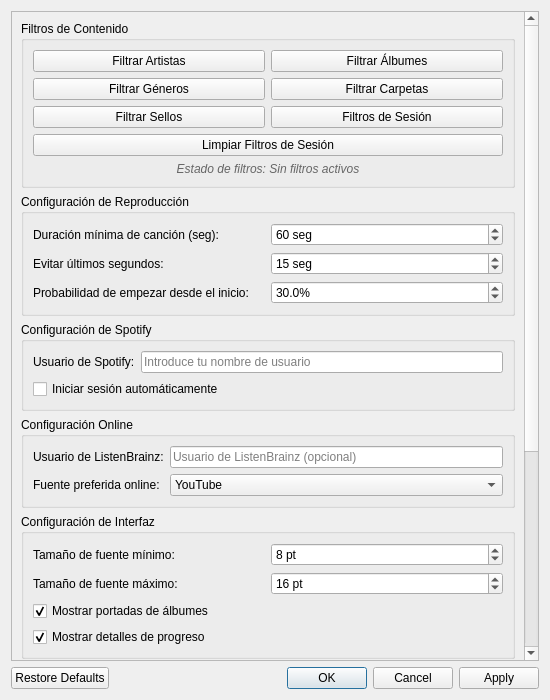
This is ui/jaangle/jaangle_advanced_settings_dialog.ui in volteret4/mfuz as Qt 5 draws it before an edit. The edited form follows.
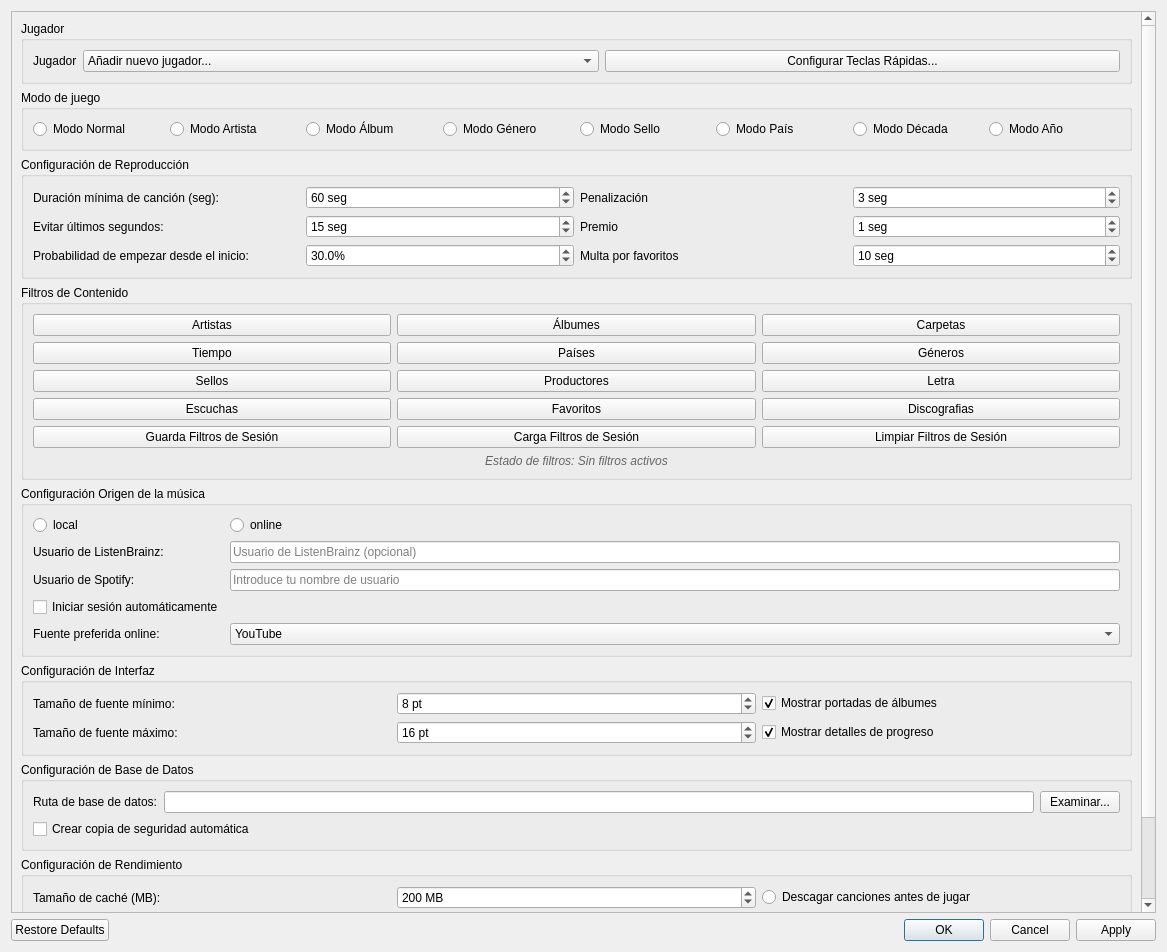
This is the edited form.

What changed in the file:
```diff
--- a/ui/jaangle/jaangle_advanced_settings_dialog.ui
+++ b/ui/jaangle/jaangle_advanced_settings_dialog.ui
@@ -6,8 +6,8 @@
    <rect>
     <x>0</x>
     <y>0</y>
-    <width>550</width>
-    <height>700</height>
+    <width>1167</width>
+    <height>952</height>
    </rect>
   </property>
   <property name="windowTitle">
@@ -27,76 +27,108 @@
        <rect>
         <x>0</x>
         <y>0</y>
-        <width>530</width>
-        <height>900</height>
+        <width>1133</width>
+        <height>1061</height>
        </rect>
       </property>
       <layout class="QVBoxLayout" name="content_layout">
        <item>
-        <widget class="QGroupBox" name="filters_group">
+        <widget class="QGroupBox" name="player_group">
          <property name="title">
-          <string>Filtros de Contenido</string>
+          <string>Jugador</string>
          </property>
-         <layout class="QGridLayout" name="filters_layout">
+         <layout class="QGridLayout" name="gridLayout">
+          <item row="0" column="1">
+           <widget class="QComboBox" name="player_comboBox">
+            <item>
+             <property name="text">
+              <string>Añadir nuevo jugador...</string>
+             </property>
+            </item>
+           </widget>
+          </item>
           <item row="0" column="0">
-           <widget class="QPushButton" name="filter_artists_btn">
+           <widget class="QLabel" name="label">
+            <property name="sizePolicy">
+             <sizepolicy hsizetype="Fixed" vsizetype="Preferred">
+              <horstretch>0</horstretch>
+              <verstretch>0</verstretch>
+             </sizepolicy>
+            </property>
             <property name="text">
-             <string>Filtrar Artistas</string>
+             <string>Jugador</string>
             </property>
            </widget>
           </item>
-          <item row="0" column="1">
-           <widget class="QPushButton" name="filter_albums_btn">
+          <item row="0" column="2">
+           <widget class="QPushButton" name="configure_hotkeys_btn">
             <property name="text">
-             <string>Filtrar Álbumes</string>
+             <string>Configurar Teclas Rápidas...</string>
             </property>
            </widget>
           </item>
-          <item row="1" column="0">
-           <widget class="QPushButton" name="filter_genres_btn">
+         </layout>
+        </widget>
+       </item>
+       <item>
+        <widget class="QGroupBox" name="modo_group">
+         <property name="title">
+          <string>Modo de juego</string>
+         </property>
+         <layout class="QGridLayout" name="gridLayout_3">
+          <item row="0" column="3">
+           <widget class="QRadioButton" name="modo_genre">
             <property name="text">
-             <string>Filtrar Géneros</string>
+             <string>Modo Género</string>
             </property>
            </widget>
           </item>
-          <item row="1" column="1">
-           <widget class="QPushButton" name="filter_folders_btn">
+          <item row="0" column="1">
+           <widget class="QRadioButton" name="modo_artista">
             <property name="text">
-             <string>Filtrar Carpetas</string>
+             <string>Modo Artista</string>
             </property>
            </widget>
           </item>
-          <item row="2" column="0">
-           <widget class="QPushButton" name="filter_sellos_btn">
+          <item row="0" column="2">
+           <widget class="QRadioButton" name="modo_album">
             <property name="text">
-             <string>Filtrar Sellos</string>
+             <string>Modo Álbum</string>
             </property>
            </widget>
           </item>
-          <item row="2" column="1">
-           <widget class="QPushButton" name="session_filters_btn">
+          <item row="0" column="7">
+           <widget class="QRadioButton" name="modo_anio">
             <property name="text">
-             <string>Filtros de Sesión</string>
+             <string>Modo Año</string>
             </property>
            </widget>
           </item>
-          <item row="3" column="0" colspan="2">
-           <widget class="QPushButton" name="clear_session_btn">
+          <item row="0" column="0">
+           <widget class="QRadioButton" name="modo_normal">
             <property name="text">
-             <string>Limpiar Filtros de Sesión</string>
+             <string>Modo Normal</string>
             </property>
            </widget>
           </item>
-          <item row="4" column="0" colspan="2">
-           <widget class="QLabel" name="session_status_label">
+          <item row="0" column="5">
+           <widget class="QRadioButton" name="modo_pais">
             <property name="text">
-             <string>Estado de filtros: Sin filtros activos</string>
+             <string>Modo País</string>
             </property>
-            <property name="alignment">
-             <set>Qt::AlignCenter</set>
+           </widget>
+          </item>
+          <item row="0" column="4">
+           <widget class="QRadioButton" name="modo_sello">
+            <property name="text">
+             <string>Modo Sello</string>
             </property>
-            <property name="styleSheet">
-             <string>color: #666; font-style: italic;</string>
+           </widget>
+          </item>
+          <item row="0" column="6">
+           <widget class="QRadioButton" name="modo_decada">
+            <property name="text">
+             <string>Modo Década</string>
             </property>
            </widget>
           </item>
@@ -109,13 +141,6 @@
           <string>Configuración de Reproducción</string>
          </property>
          <layout class="QGridLayout" name="playback_layout">
-          <item row="0" column="0">
-           <widget class="QLabel" name="min_duration_label">
-            <property name="text">
-             <string>Duración mínima de canción (seg):</string>
-            </property>
-           </widget>
-          </item>
           <item row="0" column="1">
            <widget class="QSpinBox" name="min_duration_spin">
             <property name="suffix">
@@ -132,13 +157,6 @@
             </property>
            </widget>
           </item>
-          <item row="1" column="0">
-           <widget class="QLabel" name="avoid_last_label">
-            <property name="text">
-             <string>Evitar últimos segundos:</string>
-            </property>
-           </widget>
-          </item>
           <item row="1" column="1">
            <widget class="QSpinBox" name="avoid_last_spin">
             <property name="suffix">
@@ -155,6 +173,13 @@
             </property>
            </widget>
           </item>
+          <item row="1" column="0">
+           <widget class="QLabel" name="avoid_last_label">
+            <property name="text">
+             <string>Evitar últimos segundos:</string>
+            </property>
+           </widget>
+          </item>
           <item row="2" column="0">
            <widget class="QLabel" name="beginning_chance_label">
             <property name="text">
@@ -171,66 +196,272 @@
              <number>1</number>
             </property>
             <property name="minimum">
-             <number>0</number>
+             <double>0.000000000000000</double>
             </property>
             <property name="maximum">
-             <number>100</number>
+             <double>100.000000000000000</double>
             </property>
             <property name="singleStep">
-             <number>5</number>
+             <double>5.000000000000000</double>
             </property>
             <property name="value">
-             <number>30</number>
+             <double>30.000000000000000</double>
             </property>
            </widget>
           </item>
+          <item row="0" column="2">
+           <widget class="QLabel" name="min_duration_label_3">
+            <property name="text">
+             <string>Penalización</string>
+            </property>
+           </widget>
+          </item>
+          <item row="0" column="0">
+           <widget class="QLabel" name="min_duration_label">
+            <property name="text">
+             <string>Duración mínima de canción (seg):</string>
+            </property>
+           </widget>
+          </item>
+          <item row="0" column="3">
+           <widget class="QSpinBox" name="min_penal_spin">
+            <property name="suffix">
+             <string> seg</string>
+            </property>
+            <property name="minimum">
+             <number>0</number>
+            </property>
+            <property name="maximum">
+             <number>600</number>
+            </property>
+            <property name="value">
+             <number>3</number>
+            </property>
+           </widget>
+          </item>
+          <item row="1" column="2">
+           <widget class="QLabel" name="min_duration_label_4">
+            <property name="text">
+             <string>Premio</string>
+            </property>
+           </widget>
+          </item>
+          <item row="2" column="2">
+           <widget class="QLabel" name="min_duration_label_5">
+            <property name="text">
+             <string>Multa por favoritos</string>
+            </property>
+           </widget>
+          </item>
+          <item row="1" column="3">
+           <widget class="QSpinBox" name="min_premio_spin">
+            <property name="suffix">
+             <string> seg</string>
+            </property>
+            <property name="minimum">
+             <number>0</number>
+            </property>
+            <property name="maximum">
+             <number>600</number>
+            </property>
+            <property name="value">
+             <number>1</number>
+            </property>
+           </widget>
+          </item>
+          <item row="2" column="3">
+           <widget class="QSpinBox" name="min_multa_spin">
+            <property name="suffix">
+             <string> seg</string>
+            </property>
+            <property name="minimum">
+             <number>0</number>
+            </property>
+            <property name="maximum">
+             <number>600</number>
+            </property>
+            <property name="value">
+             <number>10</number>
+            </property>
+           </widget>
+          </item>
          </layout>
         </widget>
        </item>
        <item>
-        <widget class="QGroupBox" name="spotify_group">
+        <widget class="QGroupBox" name="filters_group">
          <property name="title">
-          <string>Configuración de Spotify</string>
+          <string>Filtros de Contenido</string>
          </property>
-         <layout class="QGridLayout" name="spotify_layout">
+         <layout class="QGridLayout" name="filters_layout">
           <item row="0" column="0">
+           <widget class="QPushButton" name="filter_artists_btn">
+            <property name="text">
+             <string>Artistas</string>
+            </property>
+           </widget>
+          </item>
+          <item row="2" column="2">
+           <widget class="QPushButton" name="filter_letras_btn">
+            <property name="text">
+             <string>Letra</string>
+            </property>
+           </widget>
+          </item>
+          <item row="1" column="1">
+           <widget class="QPushButton" name="filter_countries_btn">
+            <property name="text">
+             <string>Países</string>
+            </property>
+           </widget>
+          </item>
+          <item row="6" column="0" colspan="3">
+           <widget class="QLabel" name="session_status_label">
+            <property name="styleSheet">
+             <string>color: #666; font-style: italic;</string>
+            </property>
+            <property name="text">
+             <string>Estado de filtros: Sin filtros activos</string>
+            </property>
+            <property name="alignment">
+             <set>Qt::AlignmentFlag::AlignCenter</set>
+            </property>
+           </widget>
+          </item>
+          <item row="1" column="2">
+           <widget class="QPushButton" name="filter_genres_btn">
+            <property name="text">
+             <string>Géneros</string>
+            </property>
+           </widget>
+          </item>
+          <item row="0" column="2">
+           <widget class="QPushButton" name="filter_folders_btn">
+            <property name="text">
+             <string>Carpetas</string>
+            </property>
+           </widget>
+          </item>
+          <item row="2" column="0">
+           <widget class="QPushButton" name="filter_sellos_btn">
+            <property name="text">
+             <string>Sellos</string>
+            </property>
+           </widget>
+          </item>
+          <item row="1" column="0">
+           <widget class="QPushButton" name="filter_time_btn">
+            <property name="text">
+             <string>Tiempo</string>
+            </property>
+           </widget>
+          </item>
+          <item row="2" column="1">
+           <widget class="QPushButton" name="filter_productores_btn">
+            <property name="text">
+             <string>Productores</string>
+            </property>
+           </widget>
+          </item>
+          <item row="0" column="1">
+           <widget class="QPushButton" name="filter_albums_btn">
+            <property name="text">
+             <string>Álbumes</string>
+            </property>
+           </widget>
+          </item>
+          <item row="3" column="0">
+           <widget class="QPushButton" name="filter_listens_btn">
+            <property name="text">
+             <string>Escuchas</string>
+            </property>
+           </widget>
+          </item>
+          <item row="3" column="1">
+           <widget class="QPushButton" name="filter_favs_btn">
+            <property name="text">
+             <string>Favoritos</string>
+            </property>
+           </widget>
+          </item>
+          <item row="3" column="2">
+           <widget class="QPushButton" name="filter_discogs_btn">
+            <property name="text">
+             <string>Discografias</string>
+            </property>
+           </widget>
+          </item>
+          <item row="4" column="2">
+           <widget class="QPushButton" name="clear_session_btn">
+            <property name="text">
+             <string>Limpiar Filtros de Sesión</string>
+            </property>
+           </widget>
+          </item>
+          <item row="4" column="1">
+           <widget class="QPushButton" name="session_filters_btn">
+            <property name="text">
+             <string>Carga Filtros de Sesión</string>
+            </property>
+           </widget>
+          </item>
+          <item row="4" column="0">
+           <widget class="QPushButton" name="session_save_filters_btn">
+            <property name="text">
+             <string>Guarda Filtros de Sesión</string>
+            </property>
+           </widget>
+          </item>
+         </layout>
+        </widget>
+       </item>
+       <item>
+        <widget class="QGroupBox" name="listenbrainz_group">
+         <property name="title">
+          <string>Configuración Origen de la música</string>
+         </property>
+         <layout class="QGridLayout" name="listenbrainz_layout">
+          <item row="2" column="0">
            <widget class="QLabel" name="spotify_user_label">
             <property name="text">
              <string>Usuario de Spotify:</string>
             </property>
            </widget>
           </item>
-          <item row="0" column="1">
-           <widget class="QLineEdit" name="spotify_user_edit">
-            <property name="placeholderText">
-             <string>Introduce tu nombre de usuario</string>
-            </property>
+          <item row="4" column="2">
+           <widget class="QComboBox" name="online_source_combo">
+            <item>
+             <property name="text">
+              <string>YouTube</string>
+             </property>
+            </item>
+            <item>
+             <property name="text">
+              <string>Bandcamp</string>
+             </property>
+            </item>
+            <item>
+             <property name="text">
+              <string>SoundCloud</string>
+             </property>
+            </item>
            </widget>
           </item>
-          <item row="1" column="0" colspan="2">
+          <item row="3" column="0">
            <widget class="QCheckBox" name="spotify_auto_login_check">
             <property name="text">
              <string>Iniciar sesión automáticamente</string>
             </property>
            </widget>
           </item>
-         </layout>
-        </widget>
-       </item>
-       <item>
-        <widget class="QGroupBox" name="listenbrainz_group">
-         <property name="title">
-          <string>Configuración Online</string>
-         </property>
-         <layout class="QGridLayout" name="listenbrainz_layout">
-          <item row="0" column="0">
-           <widget class="QLabel" name="listenbrainz_user_label">
+          <item row="0" column="2">
+           <widget class="QRadioButton" name="radioButton_7">
             <property name="text">
-             <string>Usuario de ListenBrainz:</string>
+             <string>online</string>
             </property>
            </widget>
           </item>
-          <item row="0" column="1">
+          <item row="1" column="2">
            <widget class="QLineEdit" name="listenbrainz_user_edit">
             <property name="placeholderText">
              <string>Usuario de ListenBrainz (opcional)</string>
@@ -238,29 +469,31 @@
            </widget>
           </item>
           <item row="1" column="0">
+           <widget class="QLabel" name="listenbrainz_user_label">
+            <property name="text">
+             <string>Usuario de ListenBrainz:</string>
+            </property>
+           </widget>
+          </item>
+          <item row="4" column="0">
            <widget class="QLabel" name="online_source_label">
             <property name="text">
              <string>Fuente preferida online:</string>
             </property>
            </widget>
           </item>
-          <item row="1" column="1">
-           <widget class="QComboBox" name="online_source_combo">
-            <item>
-             <property name="text">
-              <string>YouTube</string>
-             </property>
-            </item>
-            <item>
-             <property name="text">
-              <string>Bandcamp</string>
-             </property>
-            </item>
-            <item>
-             <property name="text">
-              <string>SoundCloud</string>
-             </property>
-            </item>
+          <item row="2" column="2">
+           <widget class="QLineEdit" name="spotify_user_edit">
+            <property name="placeholderText">
+             <string>Introduce tu nombre de usuario</string>
+            </property>
+           </widget>
+          </item>
+          <item row="0" column="0">
+           <widget class="QRadioButton" name="local_radio">
+            <property name="text">
+             <string>local</string>
+            </property>
            </widget>
           </item>
          </layout>
@@ -272,10 +505,10 @@
           <string>Configuración de Interfaz</string>
          </property>
          <layout class="QGridLayout" name="ui_layout">
-          <item row="0" column="0">
-           <widget class="QLabel" name="font_size_label">
+          <item row="1" column="0">
+           <widget class="QLabel" name="max_font_size_label">
             <property name="text">
-             <string>Tamaño de fuente mínimo:</string>
+             <string>Tamaño de fuente máximo:</string>
             </property>
            </widget>
           </item>
@@ -295,13 +528,6 @@
             </property>
            </widget>
           </item>
-          <item row="1" column="0">
-           <widget class="QLabel" name="max_font_size_label">
-            <property name="text">
-             <string>Tamaño de fuente máximo:</string>
-            </property>
-           </widget>
-          </item>
           <item row="1" column="1">
            <widget class="QSpinBox" name="max_font_size_spin">
             <property name="suffix">
@@ -318,7 +544,14 @@
             </property>
            </widget>
           </item>
-          <item row="2" column="0" colspan="2">
+          <item row="0" column="0">
+           <widget class="QLabel" name="font_size_label">
+            <property name="text">
+             <string>Tamaño de fuente mínimo:</string>
+            </property>
+           </widget>
+          </item>
+          <item row="0" column="2">
            <widget class="QCheckBox" name="show_album_art_check">
             <property name="text">
              <string>Mostrar portadas de álbumes</string>
@@ -328,7 +561,7 @@
             </property>
            </widget>
           </item>
-          <item row="3" column="0" colspan="2">
+          <item row="1" column="2">
            <widget class="QCheckBox" name="show_progress_details_check">
             <property name="text">
              <string>Mostrar detalles de progreso</string>
@@ -384,10 +617,19 @@
           <string>Configuración de Rendimiento</string>
          </property>
          <layout class="QGridLayout" name="performance_layout">
-          <item row="0" column="0">
-           <widget class="QLabel" name="cache_size_label">
-            <property name="text">
-             <string>Tamaño de caché (MB):</string>
+          <item row="1" column="1">
+           <widget class="QSpinBox" name="preload_songs_spin">
+            <property name="suffix">
+             <string> canciones</string>
+            </property>
+            <property name="minimum">
+             <number>1</number>
+            </property>
+            <property name="maximum">
+             <number>20</number>
+            </property>
+            <property name="value">
+             <number>5</number>
             </property>
            </widget>
           </item>
@@ -410,6 +652,19 @@
             </property>
            </widget>
           </item>
+          <item row="2" column="0">
+           <widget class="QWidget" name="widget" native="true">
+            <layout class="QHBoxLayout" name="horizontalLayout">
+             <item>
+              <widget class="QCheckBox" name="enable_debug_check">
+               <property name="text">
+                <string>Habilitar modo debug</string>
+               </property>
+              </widget>
+             </item>
+            </layout>
+           </widget>
+          </item>
           <item row="1" column="0">
            <widget class="QLabel" name="preload_songs_label">
             <property name="text">
@@ -417,65 +672,34 @@
             </property>
            </widget>
           </item>
-          <item row="1" column="1">
-           <widget class="QSpinBox" name="preload_songs_spin">
-            <property name="suffix">
-             <string> canciones</string>
+          <item row="0" column="0">
+           <widget class="QLabel" name="cache_size_label">
+            <property name="text">
+             <string>Tamaño de caché (MB):</string>
             </property>
-            <property name="minimum">
-             <number>1</number>
-            </property>
-            <property name="maximum">
-             <number>20</number>
-            </property>
-            <property name="value">
-             <number>5</number>
-            </property>
            </widget>
           </item>
-          <item row="2" column="0" colspan="2">
-           <widget class="QCheckBox" name="enable_debug_check">
+          <item row="0" column="2">
+           <widget class="QRadioButton" name="radioButton_2">
             <property name="text">
-             <string>Habilitar modo debug</string>
+             <string>Descagar canciones antes de jugar</string>
             </property>
            </widget>
           </item>
-         </layout>
-        </widget>
-       </item>
-       <item>
-        <widget class="QGroupBox" name="hotkeys_group">
-         <property name="title">
-          <string>Teclas Rápidas</string>
-         </property>
-         <layout class="QHBoxLayout" name="hotkeys_layout">
-          <item>
-           <widget class="QPushButton" name="configure_hotkeys_btn">
+          <item row="1" column="2">
+           <widget class="QRadioButton" name="radioButton">
             <property name="text">
-             <string>Configurar Teclas Rápidas...</string>
+             <string>Reproducir canciones online</string>
             </property>
            </widget>
           </item>
-          <item>
-           <spacer name="hotkeys_spacer">
-            <property name="orientation">
-             <enum>Qt::Horizontal</enum>
-            </property>
-            <property name="sizeHint" stdset="0">
-             <size>
-              <width>40</width>
-              <height>20</height>
-             </size>
-            </property>
-           </spacer>
-          </item>
          </layout>
         </widget>
        </item>
        <item>
         <spacer name="vertical_spacer">
          <property name="orientation">
-          <enum>Qt::Vertical</enum>
+          <enum>Qt::Orientation::Vertical</enum>
          </property>
          <property name="sizeHint" stdset="0">
           <size>
@@ -492,10 +716,10 @@
    <item>
     <widget class="QDialogButtonBox" name="button_box">
      <property name="orientation">
-      <enum>Qt::Horizontal</enum>
+      <enum>Qt::Orientation::Horizontal</enum>
      </property>
      <property name="standardButtons">
-      <set>QDialogButtonBox::Apply|QDialogButtonBox::Cancel|QDialogButtonBox::Ok|QDialogButtonBox::RestoreDefaults</set>
+      <set>QDialogButtonBox::StandardButton::Apply|QDialogButtonBox::StandardButton::Cancel|QDialogButtonBox::StandardButton::Ok|QDialogButtonBox::StandardButton::RestoreDefaults</set>
      </property>
     </widget>
    </item>
```
